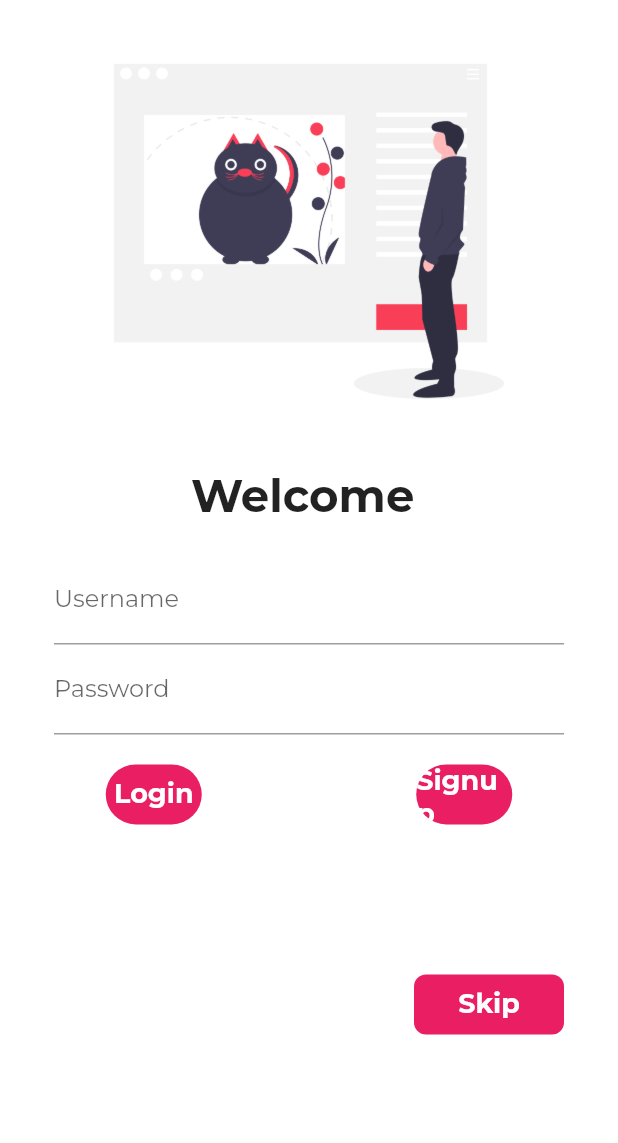
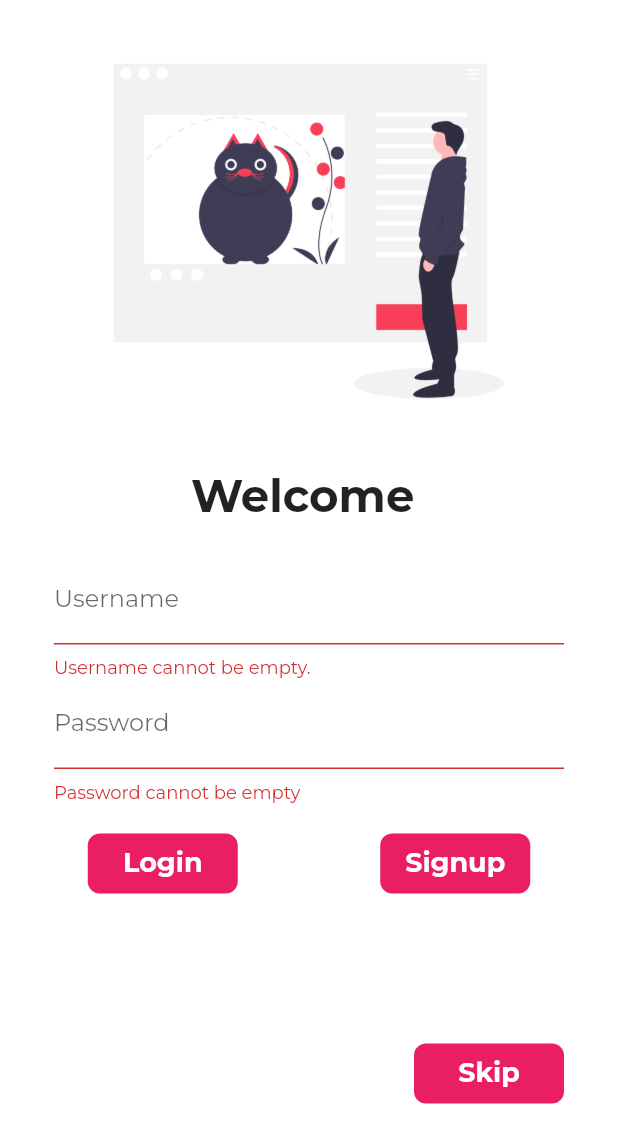
Before and after one commit to derpLLC/Petscue, a Flutter app: the screen it shows after launch, after a tap on "Login", on a phone screen of 412 x 824 dp. Shown: the top 1143 px of the screen. Run offline on Flutter 3.47's test engine with Material 2 defaults, Android fonts, the phone set to English and light mode, and no system bars; our stand-ins replace firebase_auth, firebase_core, font_awesome_flutter, google_fonts; accounts and stored records are empty.

Commit message:
login: validate email and password before authenticating with firebase.

```diff
--- a/lib/screen/login.dart
+++ b/lib/screen/login.dart
@@ -13,8 +13,11 @@ class _LoginState extends State<Login> {
   String name = "";
   bool changeButton = false;
 
-  final TextEditingController emailController = TextEditingController();
-  final TextEditingController passwordController = TextEditingController();
+  final TextEditingController _emailController = TextEditingController();
+  final TextEditingController _passwordController = TextEditingController();
+
+  String? _usernameError;
+  String? _passwordError;
 
   @override
   Widget build(BuildContext context) {
@@ -45,19 +48,23 @@ class _LoginState extends State<Login> {
                     height: 20.0,
                   ),
                   TextFormField(
-                    controller: emailController,
+                    controller: _emailController,
                     decoration: InputDecoration(
-                        hintText: 'Enter the username', labelText: 'Username'),
+                        hintText: 'Enter the username',
+                        labelText: 'Username',
+                        errorText: _usernameError),
                     onChanged: (value) {
                       name = value;
                       setState(() {});
                     },
                   ),
                   TextFormField(
-                    controller: passwordController,
+                    controller: _passwordController,
                     obscureText: true,
                     decoration: InputDecoration(
-                        hintText: 'Enter the password', labelText: 'Password'),
+                        hintText: 'Enter the password',
+                        labelText: 'Password',
+                        errorText: _passwordError),
                   ),
                   SizedBox(
                     height: 20.0,
@@ -70,11 +77,34 @@ class _LoginState extends State<Login> {
                           setState(() {
                             changeButton = true;
                           });
-                          context.read<FireAuth>().signIn(
-                                email: emailController.text.trim(),
-                                password: passwordController.text.trim(),
-                              );
-                          await Future.delayed((Duration(seconds: 1)));
+                          if (_emailController.text.isEmpty &&
+                              _passwordController.text.isEmpty) {
+                            setState(() {
+                              _usernameError = 'Username cannot be empty.';
+                              _passwordError = 'Password cannot be empty';
+                            });
+                          } else if (_emailController.text.isEmpty) {
+                            setState(() {
+                              _usernameError = 'Username cannot be empty.';
+                            });
+                          } else if (_passwordController.text.isEmpty) {
+                            setState(() {
+                              _passwordError = 'Password cannot be empty.';
+                            });
+                          } else {
+                            setState(() {
+                              _usernameError = '';
+                              _passwordError = '';
+                            });
+                            context.read<FireAuth>().signIn(
+                                  email: _emailController.text.trim(),
+                                  password: _passwordController.text.trim(),
+                                );
+                            await Future.delayed((Duration(seconds: 1)));
+                            setState(() {
+                              changeButton = false;
+                            });
+                          }
                           setState(() {
                             changeButton = false;
                           });
@@ -99,7 +129,8 @@ class _LoginState extends State<Login> {
                                 ),
                           decoration: BoxDecoration(
                             color: Colors.pink,
-                            borderRadius: BorderRadius.circular(changeButton? 50: 8.0),
+                            borderRadius:
+                                BorderRadius.circular(changeButton ? 50 : 8.0),
                           ),
                         ),
                       ),
@@ -112,7 +143,8 @@ class _LoginState extends State<Login> {
                             changeButton = true;
                           });
                           await Future.delayed((Duration(seconds: 1)));
-                          await Navigator.pushNamed(context, MyRoutes.signUpRoute);
+                          await Navigator.pushNamed(
+                              context, MyRoutes.signUpRoute);
                           setState(() {
                             changeButton = false;
                           });
@@ -136,7 +168,8 @@ class _LoginState extends State<Login> {
                                 ),
                           decoration: BoxDecoration(
                               color: Colors.pink,
-                              borderRadius: BorderRadius.circular(changeButton? 50: 8.0)),
+                              borderRadius: BorderRadius.circular(
+                                  changeButton ? 50 : 8.0)),
                         ),
                       ),
                     ],
@@ -153,7 +186,8 @@ class _LoginState extends State<Login> {
                             changeButton = true;
                           });
                           await Future.delayed(Duration(seconds: 1));
-                          await Navigator.pushNamed(context, MyRoutes.homeRoute);
+                          await Navigator.pushNamed(
+                              context, MyRoutes.homeRoute);
                           setState(() {
                             changeButton = false;
                           });
@@ -163,7 +197,10 @@ class _LoginState extends State<Login> {
                           height: 40.0,
                           width: changeButton ? 50.0 : 100.0,
                           child: changeButton
-                              ? Icon(Icons.done, color: Colors.white,)
+                              ? Icon(
+                                  Icons.done,
+                                  color: Colors.white,
+                                )
                               : Text(
                                   'Skip',
                                   style: TextStyle(
@@ -173,7 +210,8 @@ class _LoginState extends State<Login> {
                                 ),
                           decoration: BoxDecoration(
                               color: Colors.pink,
-                              borderRadius: BorderRadius.circular(changeButton? 50: 8.0)),
+                              borderRadius: BorderRadius.circular(
+                                  changeButton ? 50 : 8.0)),
                         ),
                       ),
                     ],
```
